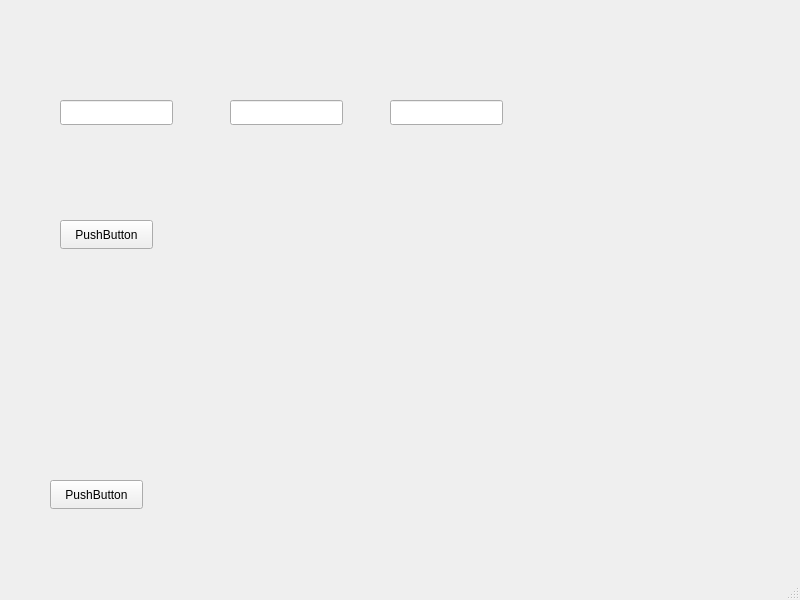
Before: the Qt Designer form Data_base_car_rent/rentwindow.ui in mchrzanow/jpo_project, drawn with Qt 5.
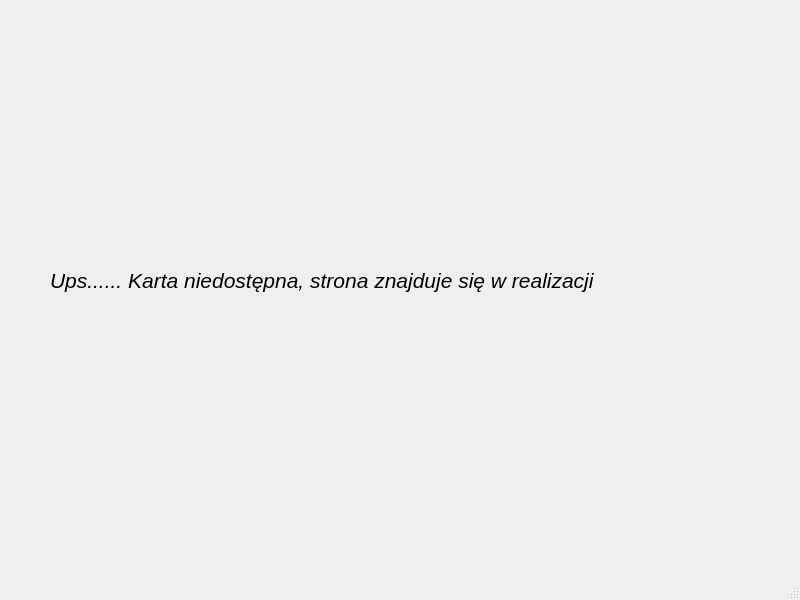
After: the same form once the commit is applied.

The edit to the form file:
```diff
--- a/Data_base_car_rent/rentwindow.ui
+++ b/Data_base_car_rent/rentwindow.ui
@@ -14,60 +14,23 @@
    <string>MainWindow</string>
   </property>
   <widget class="QWidget" name="centralwidget">
-   <widget class="QPushButton" name="pushButton">
-    <property name="geometry">
-     <rect>
-      <x>60</x>
-      <y>220</y>
-      <width>93</width>
-      <height>29</height>
-     </rect>
-    </property>
-    <property name="text">
-     <string>PushButton</string>
-    </property>
-   </widget>
-   <widget class="QPushButton" name="pushButton_2">
+   <widget class="QLabel" name="label">
     <property name="geometry">
      <rect>
       <x>50</x>
-      <y>480</y>
-      <width>93</width>
-      <height>29</height>
+      <y>210</y>
+      <width>691</width>
+      <height>141</height>
      </rect>
     </property>
+    <property name="font">
+     <font>
+      <pointsize>16</pointsize>
+      <italic>true</italic>
+     </font>
+    </property>
     <property name="text">
-     <string>PushButton</string>
-    </property>
-   </widget>
-   <widget class="QLineEdit" name="lineEdit">
-    <property name="geometry">
-     <rect>
-      <x>60</x>
-      <y>100</y>
-      <width>113</width>
-      <height>25</height>
-     </rect>
-    </property>
-   </widget>
-   <widget class="QLineEdit" name="lineEdit_2">
-    <property name="geometry">
-     <rect>
-      <x>230</x>
-      <y>100</y>
-      <width>113</width>
-      <height>25</height>
-     </rect>
-    </property>
-   </widget>
-   <widget class="QLineEdit" name="lineEdit_3">
-    <property name="geometry">
-     <rect>
-      <x>390</x>
-      <y>100</y>
-      <width>113</width>
-      <height>25</height>
-     </rect>
+     <string>Ups...... Karta niedostępna, strona znajduje się w realizacji</string>
     </property>
    </widget>
   </widget>
```
